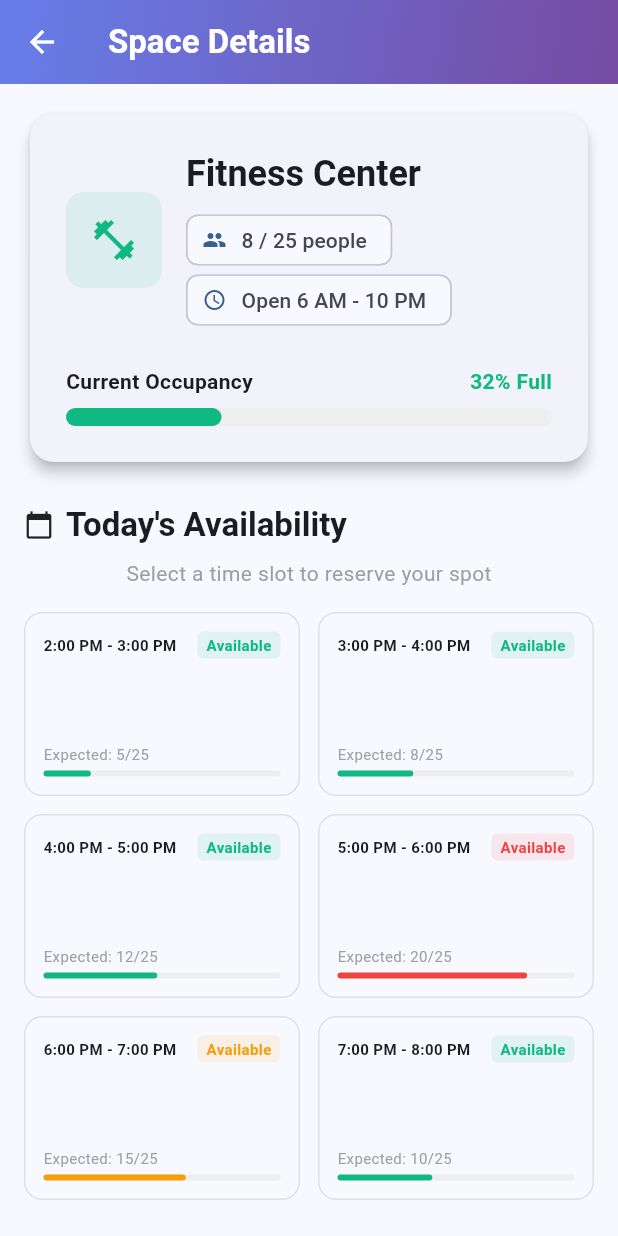
After one commit to kalviumcommunity/SpaceSync, a Flutter app: the screen it shows once a user with an empty profile is signed in, after a tap on "Initialize Demo Data", after a tap on "Fitness Center", on a phone screen of 412 x 824 dp. The commit adds this screen. Run offline on Flutter 3.47's test engine with Material 3 defaults, Android fonts, the phone set to English and light mode, and no system bars; our stand-ins replace cloud_firestore, firebase_auth, firebase_core; missing offline and left inert: mockito; accounts and stored records are empty.

Commit message:
feat: migrate React UI to Flutter and remove React artifacts
Ported SpaceDetailsScreen, updated icons/colors to match React design, and cleaned up src/ files.

```diff
--- a/lib/models/space.dart
+++ b/lib/models/space.dart
@@ -1,12 +1,14 @@
 class Space {
   final String id;
   final String name;
+  final String iconName;
   final int maxCapacity;
   final int currentOccupancy;
 
   Space({
     required this.id,
     required this.name,
+    required this.iconName,
     required this.maxCapacity,
     required this.currentOccupancy,
   });
@@ -15,6 +17,7 @@ class Space {
     return Space(
       id: id,
       name: data['name'] ?? 'Unknown',
+      iconName: data['iconName'] ?? 'help', // Default to generic icon
       maxCapacity: data['maxCapacity'] ?? 0,
       currentOccupancy: data['currentOccupancy'] ?? 0,
     );
@@ -23,6 +26,7 @@ class Space {
   Map<String, dynamic> toMap() {
     return {
       'name': name,
+      'iconName': iconName,
       'maxCapacity': maxCapacity,
       'currentOccupancy': currentOccupancy,
     };
--- /dev/null
+++ b/lib/screens/space_details_screen.dart
@@ -0,0 +1,318 @@
+import 'package:flutter/material.dart';
+import '../models/space.dart';
+
+class SpaceDetailsScreen extends StatelessWidget {
+  final Space space;
+
+  const SpaceDetailsScreen({super.key, required this.space});
+
+  @override
+  Widget build(BuildContext context) {
+    // Map icon names to IconData
+    final IconData icon = _getIconData(space.iconName);
+    final double occupancyPercentage =
+        space.maxCapacity == 0 ? 0 : space.currentOccupancy / space.maxCapacity;
+
+    return Scaffold(
+      appBar: AppBar(
+        title: const Text('Space Details',
+            style: TextStyle(color: Colors.white, fontWeight: FontWeight.bold)),
+        iconTheme: const IconThemeData(color: Colors.white),
+        flexibleSpace: Container(
+          decoration: const BoxDecoration(
+            gradient: LinearGradient(
+              colors: [Color(0xFF667eea), Color(0xFF764ba2)],
+              begin: Alignment.topLeft,
+              end: Alignment.bottomRight,
+            ),
+          ),
+        ),
+      ),
+      body: SingleChildScrollView(
+        padding: const EdgeInsets.all(16.0),
+        child: Column(
+          children: [
+            // Space Header Card
+            Card(
+              elevation: 4,
+              shape: RoundedRectangleBorder(
+                  borderRadius: BorderRadius.circular(16)),
+              child: Padding(
+                padding: const EdgeInsets.all(24.0),
+                child: Column(
+                  children: [
+                    Row(
+                      children: [
+                        Container(
+                          width: 64,
+                          height: 64,
+                          decoration: BoxDecoration(
+                            color: _getStatusColor(occupancyPercentage)
+                                .withOpacity(0.1),
+                            borderRadius: BorderRadius.circular(12),
+                          ),
+                          child: Icon(icon,
+                              size: 32,
+                              color: _getStatusColor(occupancyPercentage)),
+                        ),
+                        const SizedBox(width: 16),
+                        Expanded(
+                          child: Column(
+                            crossAxisAlignment: CrossAxisAlignment.start,
+                            children: [
+                              Text(space.name,
+                                  style: Theme.of(context)
+                                      .textTheme
+                                      .headlineSmall
+                                      ?.copyWith(fontWeight: FontWeight.bold)),
+                              const SizedBox(height: 8),
+                              Wrap(
+                                spacing: 8,
+                                children: [
+                                  Chip(
+                                    avatar: const Icon(Icons.people, size: 16),
+                                    label: Text(
+                                        '${space.currentOccupancy} / ${space.maxCapacity} people'),
+                                    visualDensity: VisualDensity.compact,
+                                  ),
+                                  const Chip(
+                                    avatar: Icon(Icons.access_time, size: 16),
+                                    label: Text('Open 6 AM - 10 PM'),
+                                    visualDensity: VisualDensity.compact,
+                                  ),
+                                ],
+                              ),
+                            ],
+                          ),
+                        ),
+                      ],
+                    ),
+                    const SizedBox(height: 24),
+                    Row(
+                      mainAxisAlignment: MainAxisAlignment.spaceBetween,
+                      children: [
+                        const Text('Current Occupancy',
+                            style: TextStyle(fontWeight: FontWeight.bold)),
+                        Text('${(occupancyPercentage * 100).toInt()}% Full',
+                            style: TextStyle(
+                                fontWeight: FontWeight.bold,
+                                color: _getStatusColor(occupancyPercentage))),
+                      ],
+                    ),
+                    const SizedBox(height: 8),
+                    LinearProgressIndicator(
+                      value: occupancyPercentage,
+                      backgroundColor: Colors.grey[200],
+                      color: _getStatusColor(occupancyPercentage),
+                      minHeight: 12,
+                      borderRadius: BorderRadius.circular(6),
+                    ),
+                  ],
+                ),
+              ),
+            ),
+
+            const SizedBox(height: 24),
+
+            // Availability Timeline
+            Row(
+              children: [
+                const Icon(Icons.calendar_today, size: 20),
+                const SizedBox(width: 8),
+                Text("Today's Availability",
+                    style: Theme.of(context)
+                        .textTheme
+                        .titleLarge
+                        ?.copyWith(fontWeight: FontWeight.bold)),
+              ],
+            ),
+            const SizedBox(height: 8),
+            const Text("Select a time slot to reserve your spot",
+                style: TextStyle(color: Colors.grey)),
+            const SizedBox(height: 16),
+
+            _buildTimeSlotGrid(context, space.maxCapacity),
+
+            const SizedBox(height: 24),
+
+            // Reserve Button
+            Container(
+              width: double.infinity,
+              height: 50,
+              decoration: BoxDecoration(
+                gradient: space.currentOccupancy >= space.maxCapacity
+                    ? null
+                    : const LinearGradient(
+                        colors: [Color(0xFF667eea), Color(0xFF764ba2)]),
+                borderRadius: BorderRadius.circular(12),
+                color: space.currentOccupancy >= space.maxCapacity
+                    ? Colors.grey
+                    : null,
+              ),
+              child: ElevatedButton(
+                onPressed:
+                    space.currentOccupancy >= space.maxCapacity ? null : () {},
+                style: ElevatedButton.styleFrom(
+                  backgroundColor: Colors.transparent,
+                  shadowColor: Colors.transparent,
+                  shape: RoundedRectangleBorder(
+                      borderRadius: BorderRadius.circular(12)),
+                ),
+                child: Text(
+                  space.currentOccupancy >= space.maxCapacity
+                      ? 'Currently Full - Check Back Later'
+                      : 'Reserve This Space',
+                  style: const TextStyle(
+                      fontSize: 16,
+                      fontWeight: FontWeight.bold,
+                      color: Colors.white),
+                ),
+              ),
+            ),
+
+            const SizedBox(height: 16),
+
+            // Info Card
+            Card(
+              color: Colors.lightBlue[50],
+              elevation: 0,
+              shape: RoundedRectangleBorder(
+                  borderRadius: BorderRadius.circular(8)),
+              child: const Padding(
+                padding: EdgeInsets.all(16.0),
+                child: Row(
+                  children: [
+                    Icon(Icons.lightbulb_outline, color: Colors.blue),
+                    SizedBox(width: 12),
+                    Expanded(
+                      child: Text(
+                        "Booking is free and helps us manage capacity better. You can cancel anytime up to 30 minutes before your slot.",
+                        style: TextStyle(color: Colors.blue),
+                      ),
+                    ),
+                  ],
+                ),
+              ),
+            ),
+          ],
+        ),
+      ),
+    );
+  }
+
+  Widget _buildTimeSlotGrid(BuildContext context, int maxCapacity) {
+    // Mock time slots
+    final slots = [
+      {'time': '2:00 PM - 3:00 PM', 'occupancy': 5},
+      {'time': '3:00 PM - 4:00 PM', 'occupancy': 8},
+      {'time': '4:00 PM - 5:00 PM', 'occupancy': 12},
+      {'time': '5:00 PM - 6:00 PM', 'occupancy': 20}, // Almost full
+      {'time': '6:00 PM - 7:00 PM', 'occupancy': 15},
+      {'time': '7:00 PM - 8:00 PM', 'occupancy': 10},
+    ];
+
+    return GridView.builder(
+      shrinkWrap: true,
+      physics: const NeverScrollableScrollPhysics(),
+      gridDelegate: const SliverGridDelegateWithFixedCrossAxisCount(
+        crossAxisCount: 2,
+        childAspectRatio: 1.5,
+        crossAxisSpacing: 12,
+        mainAxisSpacing: 12,
+      ),
+      itemCount: slots.length,
+      itemBuilder: (context, index) {
+        final slot = slots[index];
+        final occ = slot['occupancy'] as int;
+        final isAvailable = occ < maxCapacity;
+        final percentage = occ / maxCapacity;
+
+        return InkWell(
+          onTap: isAvailable ? () {} : null,
+          child: Container(
+            decoration: BoxDecoration(
+              border: Border.all(
+                  color: isAvailable ? Colors.grey[300]! : Colors.red),
+              borderRadius: BorderRadius.circular(12),
+            ),
+            padding: const EdgeInsets.all(12),
+            child: Column(
+              crossAxisAlignment: CrossAxisAlignment.start,
+              mainAxisAlignment: MainAxisAlignment.spaceBetween,
+              children: [
+                Row(
+                  mainAxisAlignment: MainAxisAlignment.spaceBetween,
+                  children: [
+                    Text(slot['time'] as String,
+                        style: const TextStyle(
+                            fontWeight: FontWeight.bold, fontSize: 10)),
+                    Container(
+                      padding: const EdgeInsets.symmetric(
+                          horizontal: 6, vertical: 2),
+                      decoration: BoxDecoration(
+                        color: isAvailable
+                            ? _getStatusColor(percentage).withOpacity(0.1)
+                            : Colors.red[100],
+                        borderRadius: BorderRadius.circular(4),
+                      ),
+                      child: Text(
+                        isAvailable ? 'Available' : 'Full',
+                        style: TextStyle(
+                            fontSize: 10,
+                            color: isAvailable
+                                ? _getStatusColor(percentage)
+                                : Colors.red,
+                            fontWeight: FontWeight.bold),
+                      ),
+                    )
+                  ],
+                ),
+                Column(
+                  crossAxisAlignment: CrossAxisAlignment.start,
+                  children: [
+                    Text('Expected: $occ/$maxCapacity',
+                        style:
+                            const TextStyle(fontSize: 10, color: Colors.grey)),
+                    const SizedBox(height: 4),
+                    LinearProgressIndicator(
+                      value: percentage,
+                      color: _getStatusColor(percentage),
+                      backgroundColor: Colors.grey[200],
+                      minHeight: 4,
+                      borderRadius: BorderRadius.circular(2),
+                    )
+                  ],
+                )
+              ],
+            ),
+          ),
+        );
+      },
+    );
+  }
+
+  IconData _getIconData(String iconName) {
+    switch (iconName) {
+      case 'dumbbell':
+        return Icons.fitness_center;
+      case 'waves':
+        return Icons.pool;
+      case 'users':
+        return Icons.people;
+      case 'car':
+        return Icons.directions_car;
+      case 'coffee':
+        return Icons.local_cafe; // Coffee isn't standard, local_cafe is closest
+      case 'book-open':
+        return Icons.local_library;
+      default:
+        return Icons.help_outline;
+    }
+  }
+
+  Color _getStatusColor(double percentage) {
+    if (percentage < 0.5) return const Color(0xFF10b981); // Success
+    if (percentage < 0.8) return const Color(0xFFf59e0b); // Warning
+    return const Color(0xFFef4444); // Error
+  }
+}
--- a/lib/services/firestore_service.dart
+++ b/lib/services/firestore_service.dart
@@ -25,10 +25,11 @@ class FirestoreService {
   }
 
   // Add a new space (for setup)
-  Future<void> addSpace(
-      String name, int maxCapacity, int currentOccupancy) async {
+  Future<void> addSpace(String name, String iconName, int maxCapacity,
+      int currentOccupancy) async {
     await _spacesCollection.add({
       'name': name,
+      'iconName': iconName,
       'maxCapacity': maxCapacity,
       'currentOccupancy': currentOccupancy,
     });
--- a/lib/services/mock_services.dart
+++ b/lib/services/mock_services.dart
@@ -70,6 +70,7 @@ class MockFirestoreService {
       _spacesData[index] = Space(
         id: oldSpace.id,
         name: oldSpace.name,
+        iconName: oldSpace.iconName,
         maxCapacity: oldSpace.maxCapacity,
         currentOccupancy: newOccupancy,
       );
@@ -77,13 +78,14 @@ class MockFirestoreService {
     }
   }
 
-  Future<void> addSpace(
-      String name, int maxCapacity, int currentOccupancy) async {
+  Future<void> addSpace(String name, String iconName, int maxCapacity,
+      int currentOccupancy) async {
     final id =
         'space_${DateTime.now().millisecondsSinceEpoch}_${_spacesData.length}';
     _spacesData.add(Space(
       id: id,
       name: name,
+      iconName: iconName,
       maxCapacity: maxCapacity,
       currentOccupancy: currentOccupancy,
     ));
--- a/lib/space_availability_widget.dart
+++ b/lib/space_availability_widget.dart
@@ -4,6 +4,7 @@ import 'services/firestore_service.dart';
 import 'services/mock_services.dart';
 import 'models/space.dart';
 import 'main.dart'; // To access useMockServices
+import 'screens/space_details_screen.dart';
 
 class SpaceAvailabilityDemo extends StatelessWidget {
   const SpaceAvailabilityDemo({super.key});
@@ -16,7 +17,8 @@ class SpaceAvailabilityDemo extends StatelessWidget {
 
     return Scaffold(
       appBar: AppBar(
-        title: const Text('SpaceSync Dashboard'),
+        title: const Text('SpaceSync Dashboard',
+            style: TextStyle(fontWeight: FontWeight.bold)),
         actions: [
           IconButton(
             icon: const Icon(Icons.logout),
@@ -44,14 +46,30 @@ class SpaceAvailabilityDemo extends StatelessWidget {
 
           if (spaces.isEmpty) {
             return Center(
-              child: ElevatedButton(
+              child: Column(
+                mainAxisAlignment: MainAxisAlignment.center,
+                children: [
+                  const Text("No spaces found. Start with demo data?"),
+                  const SizedBox(height: 16),
+                  ElevatedButton(
                     onPressed: () async {
-                  // Seed data
-                  await firestoreService.addSpace('Gym', 25, 5);
-                  await firestoreService.addSpace('Community Hall', 100, 10);
-                  await firestoreService.addSpace('Parking', 50, 48);
+                      // Seed data matching React App's mock data
+                      await firestoreService.addSpace(
+                          'Fitness Center', 'dumbbell', 25, 8);
+                      await firestoreService.addSpace(
+                          'Swimming Pool', 'waves', 30, 15);
+                      await firestoreService.addSpace(
+                          'Community Hall', 'users', 50, 45);
+                      await firestoreService.addSpace(
+                          'Parking Area A', 'car', 60, 60); // Full
+                      await firestoreService.addSpace(
+                          'Café Lounge', 'coffee', 20, 12);
+                      await firestoreService.addSpace(
+                          'Library', 'book-open', 25, 18);
                     },
                     child: const Text('Initialize Demo Data'),
+                  ),
+                ],
               ),
             );
           }
@@ -64,10 +82,13 @@ class SpaceAvailabilityDemo extends StatelessWidget {
                   padding: const EdgeInsets.all(8),
                   color: Colors.orange[100],
                   child: const Text("DEMO MODE: Changes sync in-memory only",
-                      textAlign: TextAlign.center),
+                      textAlign: TextAlign.center,
+                      style: TextStyle(
+                          color: Colors.orange, fontWeight: FontWeight.bold)),
                 ),
               Expanded(
                 child: ListView.builder(
+                  padding: const EdgeInsets.all(16),
                   itemCount: spaces.length,
                   itemBuilder: (context, index) {
                     final space = spaces[index];
@@ -95,68 +116,129 @@ class SpaceListItem extends StatelessWidget {
       space.maxCapacity == 0 ? 0 : space.currentOccupancy / space.maxCapacity;
 
   Color get _occupancyColor {
-    if (_availabilityPercentage < 0.5) return Colors.green;
-    if (_availabilityPercentage < 0.8) return Colors.orange;
-    return Colors.red;
+    if (_availabilityPercentage < 0.5)
+      return const Color(0xFF10b981); // Success
+    if (_availabilityPercentage < 0.8)
+      return const Color(0xFFf59e0b); // Warning
+    return const Color(0xFFef4444); // Error
+  }
+
+  IconData get _iconData {
+    switch (space.iconName) {
+      case 'dumbbell':
+        return Icons.fitness_center;
+      case 'waves':
+        return Icons.pool;
+      case 'users':
+        return Icons.people;
+      case 'car':
+        return Icons.directions_car;
+      case 'coffee':
+        return Icons.local_cafe;
+      case 'book-open':
+        return Icons.local_library;
+      default:
+        return Icons.help_outline;
+    }
   }
 
   @override
   Widget build(BuildContext context) {
+    // Access service to update occupancy directly from card if needed,
+    // or just rely on details screen. React app had "Decrease/Increase" nowhere on dashboard,
+    // only details? No, wait, React app dashboard had simple cards.
+    // Let's keep the quick actions on the card for convenience, but also allow tap to details.
+
     final dynamic firestoreService =
         useMockServices ? MockFirestoreService() : FirestoreService();
 
     return Card(
-      margin: const EdgeInsets.all(16.0),
-      elevation: 4.0,
+      margin: const EdgeInsets.only(bottom: 16.0),
+      elevation: 2.0,
+      shape: RoundedRectangleBorder(borderRadius: BorderRadius.circular(16)),
+      child: InkWell(
+        onTap: () {
+          Navigator.push(
+            context,
+            MaterialPageRoute(
+              builder: (context) => SpaceDetailsScreen(space: space),
+            ),
+          );
+        },
+        borderRadius: BorderRadius.circular(16),
         child: Padding(
           padding: const EdgeInsets.all(20.0),
           child: Column(
             children: [
               Row(
                 children: [
-                Icon(Icons.location_on, color: _occupancyColor),
-                const SizedBox(width: 8),
-                Text(space.name, style: Theme.of(context).textTheme.titleLarge),
+                  Container(
+                    padding: const EdgeInsets.all(12),
+                    decoration: BoxDecoration(
+                      color: _occupancyColor.withOpacity(0.1),
+                      borderRadius: BorderRadius.circular(12),
+                    ),
+                    child: Icon(_iconData, color: _occupancyColor),
+                  ),
+                  const SizedBox(width: 16),
+                  Expanded(
+                    child: Column(
+                      crossAxisAlignment: CrossAxisAlignment.start,
+                      children: [
+                        Text(space.name,
+                            style: const TextStyle(
+                                fontSize: 18, fontWeight: FontWeight.bold)),
+                        const SizedBox(height: 4),
+                        Text(
+                            '${space.currentOccupancy} / ${space.maxCapacity} people',
+                            style: TextStyle(color: Colors.grey[600])),
+                      ],
+                    ),
+                  ),
+                  Icon(Icons.chevron_right, color: Colors.grey[400]),
                 ],
               ),
               const SizedBox(height: 16),
               LinearProgressIndicator(
                 value: _availabilityPercentage,
                 color: _occupancyColor,
-              backgroundColor: Colors.grey[200],
-              minHeight: 10,
+                backgroundColor: Colors.grey[100],
+                minHeight: 8,
+                borderRadius: BorderRadius.circular(4),
               ),
-            const SizedBox(height: 8),
-            Text('${space.currentOccupancy} / ${space.maxCapacity} Occupied'),
               const SizedBox(height: 16),
               Row(
-              mainAxisAlignment: MainAxisAlignment.spaceEvenly,
+                mainAxisAlignment: MainAxisAlignment.end,
                 children: [
-                ElevatedButton(
+                  OutlinedButton(
                     onPressed: space.currentOccupancy > 0
                         ? () => firestoreService.updateOccupancy(
-                            space.id,
-                            space.currentOccupancy - 1,
-                          )
+                            space.id, space.currentOccupancy - 1)
                         : null,
-                  style: ElevatedButton.styleFrom(
-                      backgroundColor: Colors.red[100]),
-                  child: const Text('Decrease'),
+                    style: OutlinedButton.styleFrom(
+                      shape: RoundedRectangleBorder(
+                          borderRadius: BorderRadius.circular(8)),
+                      padding: const EdgeInsets.symmetric(horizontal: 12),
                     ),
-                ElevatedButton(
+                    child: const Text("-"),
+                  ),
+                  const SizedBox(width: 8),
+                  OutlinedButton(
                     onPressed: space.currentOccupancy < space.maxCapacity
                         ? () => firestoreService.updateOccupancy(
-                            space.id,
-                            space.currentOccupancy + 1,
-                          )
+                            space.id, space.currentOccupancy + 1)
                         : null,
-                  style: ElevatedButton.styleFrom(
-                      backgroundColor: Colors.green[100]),
-                  child: const Text('Increase'),
+                    style: OutlinedButton.styleFrom(
+                      shape: RoundedRectangleBorder(
+                          borderRadius: BorderRadius.circular(8)),
+                      padding: const EdgeInsets.symmetric(horizontal: 12),
+                    ),
+                    child: const Text("+"),
                   ),
                 ],
+              )
+            ],
           ),
-          ],
         ),
       ),
     );
```
Also changed, not shown: package-lock.json (deleted), 1 other file. Lines whose indentation alone changed are shown as unchanged.
